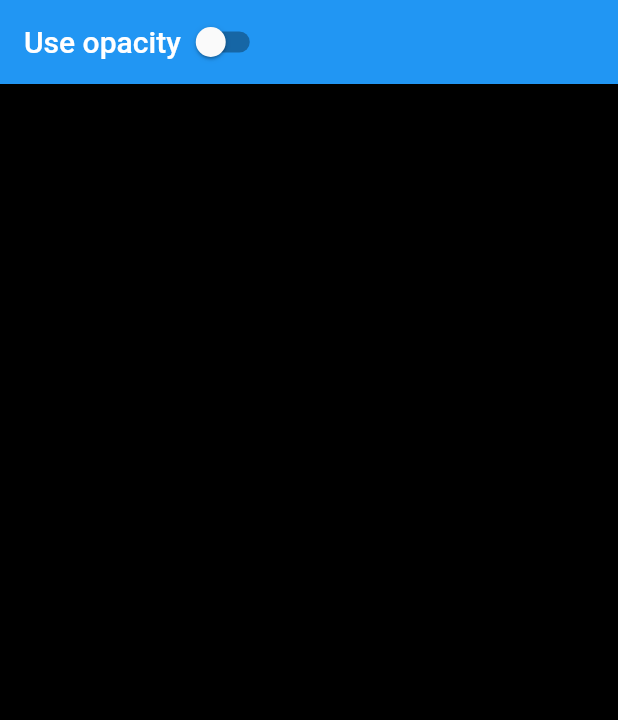
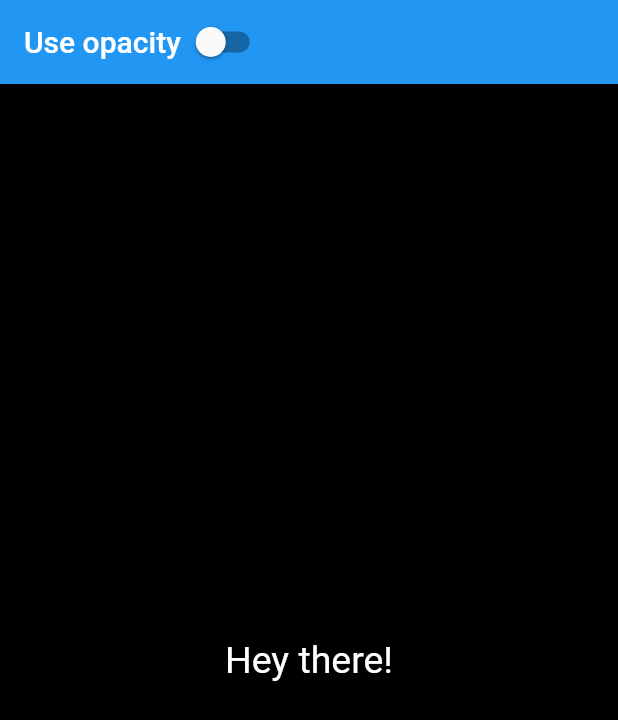
Before and after one commit to Jakasz/color_test, a Flutter app: the screen it shows after launch, on a phone screen of 412 x 824 dp. Shown: the top 720 px of the screen. Run offline on Flutter 3.47's test engine with Material 2 defaults, Android fonts, the phone set to English and light mode, and no system bars.

Commit message:
center text

```diff
--- a/lib/main.dart
+++ b/lib/main.dart
@@ -61,10 +61,15 @@ class _MainPageState extends State<MainPage> {
             backgroundColor = getRandomColor(withOpacity);
           });
         },
-        child: Center(
-          child: Container(
-            color: backgroundColor,
-          ),
+        child: Container(
+          width: MediaQuery.of(context).size.width,
+          height: MediaQuery.of(context).size.height,
+          color: backgroundColor,
+          child: const Center(
+              child: Text(
+            "Hey there!",
+            style: TextStyle(fontSize: 25, color: Colors.white),
+          )),
         ),
       ), // This trailing comma makes auto-formatting nicer for build methods.
     );
--- a/pubspec.yaml
+++ b/pubspec.yaml
@@ -35,6 +35,7 @@ dependencies:
   # The following adds the Cupertino Icons font to your application.
   # Use with the CupertinoIcons class for iOS style icons.
   cupertino_icons: ^1.0.2
+  solid_lints: ^0.0.14
 
 dev_dependencies:
   flutter_test:
```
Also changed, not shown: pubspec.lock.
